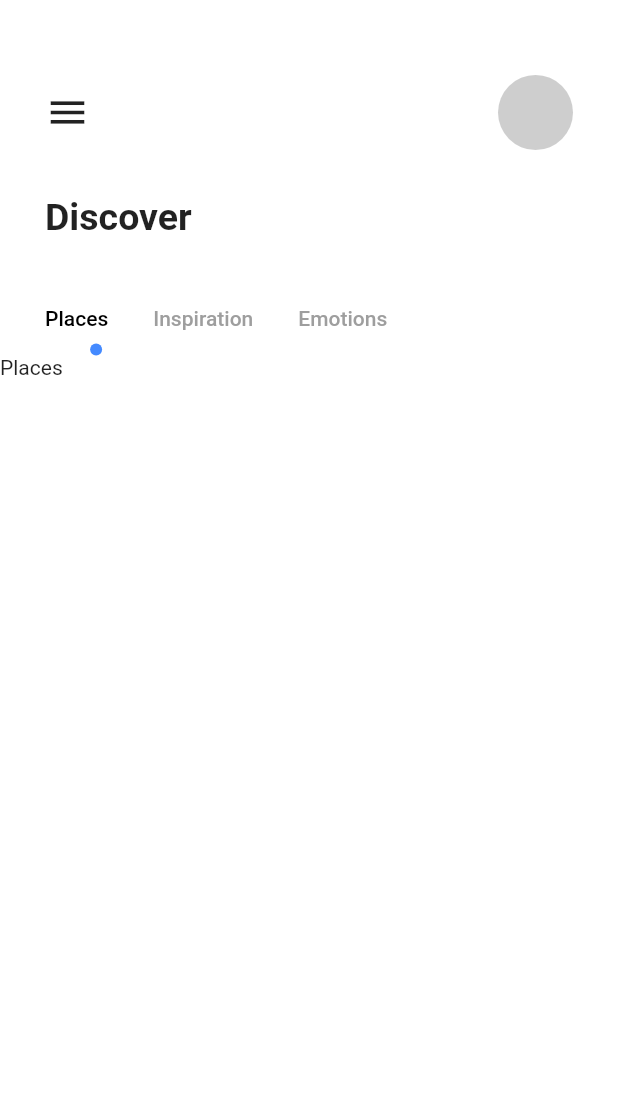
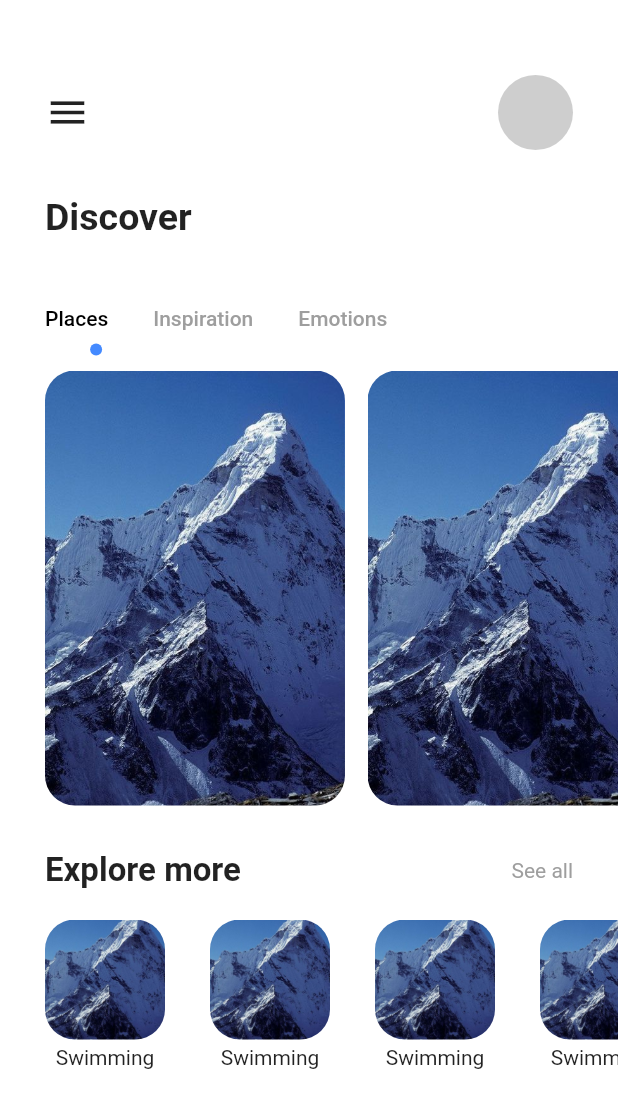
Before and after one commit to geekdmm0xff/flutter_master, a Flutter app: the screen it shows after launch, on a phone screen of 412 x 824 dp. Shown: the top 1108 px of the screen. Run offline on Flutter 3.47's test engine with Material 2 defaults, Android fonts, the phone set to English and light mode, and no system bars.

Commit message:
feat: list view

```diff
--- a/lib/main.dart
+++ b/lib/main.dart
@@ -56,7 +56,15 @@ class _MyHomePageState extends State<MyHomePage>
               height: 30,
             ),
             _buildTabBar(),
-            _buildTabBarView()
+            _buildTabBarView(),
+            SizedBox(
+              height: 30,
+            ),
+            _buildSubTitleLabel(),
+            SizedBox(
+              height: 20,
+            ),
+            _buildExplores()
           ],
         ),
       ),
@@ -122,12 +130,88 @@ class _MyHomePageState extends State<MyHomePage>
   }
 
   Widget _buildTabBarView() {
-    final List<Widget> _contents =
-        ['Places', 'Inspiration', 'Emotions'].map((e) => Text(e)).toList();
-    return Expanded(
+    return Container(
+      padding: EdgeInsets.only(left: 30),
+      height: 300,
       child: TabBarView(
         controller: _controller,
-        children: _contents,
+        children: [
+          ListView.builder(
+            scrollDirection: Axis.horizontal,
+            itemCount: 3,
+            itemBuilder: (BuildContext context, int index) {
+              return _buildTabContent('img/mountain.jpeg');
+            },
+          ),
+          Text('2'),
+          Text('3'),
+        ],
+      ),
+    );
+  }
+
+  Widget _buildTabContent(String url) {
+    return Container(
+      margin: EdgeInsets.only(right: 15, top: 10),
+      width: 200,
+      decoration: BoxDecoration(
+          borderRadius: BorderRadius.circular(20),
+          image: DecorationImage(image: AssetImage(url), fit: BoxFit.cover)),
+    );
+  }
+
+  Widget _buildSubTitleLabel() {
+    return Container(
+      margin: const EdgeInsets.symmetric(horizontal: 30),
+      child: Row(
+        mainAxisAlignment: MainAxisAlignment.spaceBetween,
+        children: <Widget>[
+          Text(
+            'Explore more',
+            style: TextStyle(fontSize: 22, fontWeight: FontWeight.bold),
+          ),
+          Text(
+            'See all',
+            style: TextStyle(fontSize: 14, color: Colors.grey),
+          )
+        ],
+      ),
+    );
+  }
+
+  Widget _buildExplores() {
+    return Container(
+      height: 100,
+      margin: const EdgeInsets.only(left: 30),
+      child: ListView.builder(
+        scrollDirection: Axis.horizontal,
+        itemCount: 5,
+        itemBuilder: (BuildContext context, int index) {
+          return _buildExploreCell();
+        },
+      ),
+    );
+  }
+
+  Widget _buildExploreCell() {
+    return Container(
+      margin: const EdgeInsets.only(right: 30),
+      child: Column(
+        mainAxisAlignment: MainAxisAlignment.spaceBetween,
+        crossAxisAlignment: CrossAxisAlignment.center,
+        children: <Widget>[
+          Container(
+            height: 80,
+            width: 80,
+            decoration: BoxDecoration(
+                borderRadius: BorderRadius.circular(20),
+                image: const DecorationImage(
+                    image: AssetImage('img/mountain.jpeg'), fit: BoxFit.cover)),
+          ),
+          Container(
+            child: Text('Swimming'),
+          )
+        ],
       ),
     );
   }
--- a/pubspec.yaml
+++ b/pubspec.yaml
@@ -58,9 +58,8 @@ flutter:
   uses-material-design: true
 
   # To add assets to your application, add an assets section, like this:
-  # assets:
-  #   - images/a_dot_burr.jpeg
-  #   - images/a_dot_ham.jpeg
+  assets:
+    - img/
 
   # An image asset can refer to one or more resolution-specific "variants", see
   # https://flutter.dev/assets-and-images/#resolution-aware
```
Also changed, not shown: img/balloning.png (added), img/button-one.png (added), img/hiking.png (added), img/kayaking.png (added), img/mountain.jpeg (added), img/snorkling.png (added), img/welcome-one.png (added), img/welcome-three.png (added), img/welcome-two.png (added).
